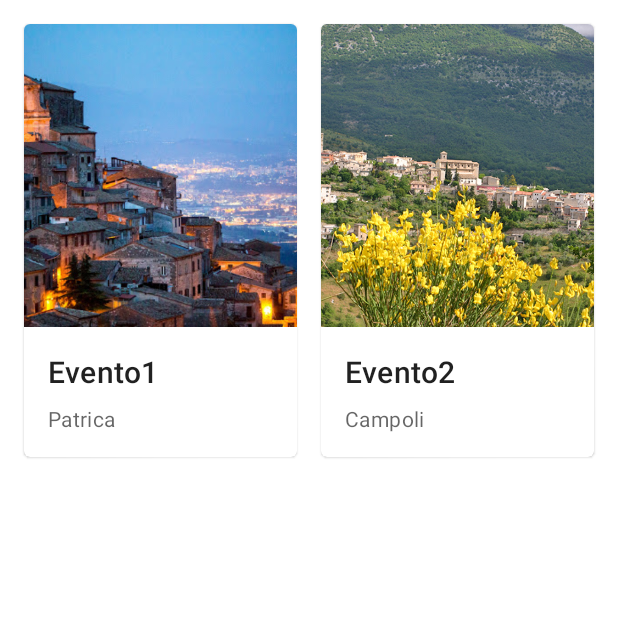
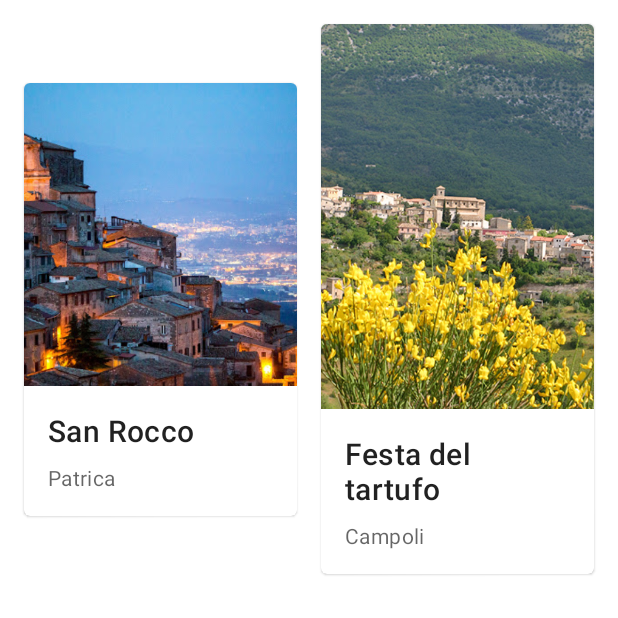
Before and after one commit to ThetaRangers/ThetaProvaCarte, an Android app: the EventsActivity screen opened directly, with no data from a screen before it, on a phone screen of 412 x 824 dp, the top half of it. Run offline under Robolectric (Android 15) with nearby library versions, the phone set to English and light mode, and no system bars.

Commit message:
Event refactor

```diff
--- a/app/src/main/java/it/thetarangers/thetacarte/EventsActivity.java
+++ b/app/src/main/java/it/thetarangers/thetacarte/EventsActivity.java
@@ -46,9 +46,20 @@ public class EventsActivity extends AppCompatActivity {
         private List<Event> getEvents() {
             List<Event> eventsList = new ArrayList<>();
 
-            eventsList.add(new Event("Evento1", "Eventone1",
+            eventsList.add(new Event("San Rocco", "La festa di San Rocco, patrono di Patrica, è " +
+                    "la più seguita dalla popolazione locale. Il 16 agosto di ogni anno la processione con la stauta del santo " +
+                    "si snoda lungo le strade del paese con i portatori in veste biancaù" +
+                    " e le donne che trasportano enormi candele. La sera si festeggia in piazza con la banda musicale.",
                     R.drawable.patrica, "Patrica"));
-            eventsList.add(new Event("Evento2", "Eventone2",
+            eventsList.add(new Event("Festa del tartufo", "A Campoli Appennino (Fr) il 9 e 10 e il 16 " +
+                    "e 17 Novembre 2019 si rinnova il doppio appuntamento con la Fiera del Tartufo di Campoli Appennino " +
+                    "bianco e nero pregiato, il re dei prodotti tipici della Valle di Comino, sul versante laziale del " +
+                    "Parco Nazionale d’Abruzzo, Lazio e Molise. Una festa dedicata a tutte le famiglie con animazione per " +
+                    "bambini, musica popolare, stand enogastronomici, artigianato artistico e tante sorprese. Prezioso e " +
+                    "pregiato, raro e delicato, intenso e fragrante, il tartufo di Campoli Appennino in passato veniva spesso" +
+                    " dato in dono a principi e re quando si recavano in viaggio in Ciociaria. La storia di questo prodotto " +
+                    "spontaneo si fonde nelle origini del piccolo centro ciociaro, tanto da poter essere considerato il simbolo della cultura e della tradizione del paese. Le varietà che nascono spontanee " +
+                    "nei boschi del territorio possono essere il noto nero pregiato e il più raro bianco.",
                     R.drawable.campoli, "Campoli"));
 
             return eventsList;
```
